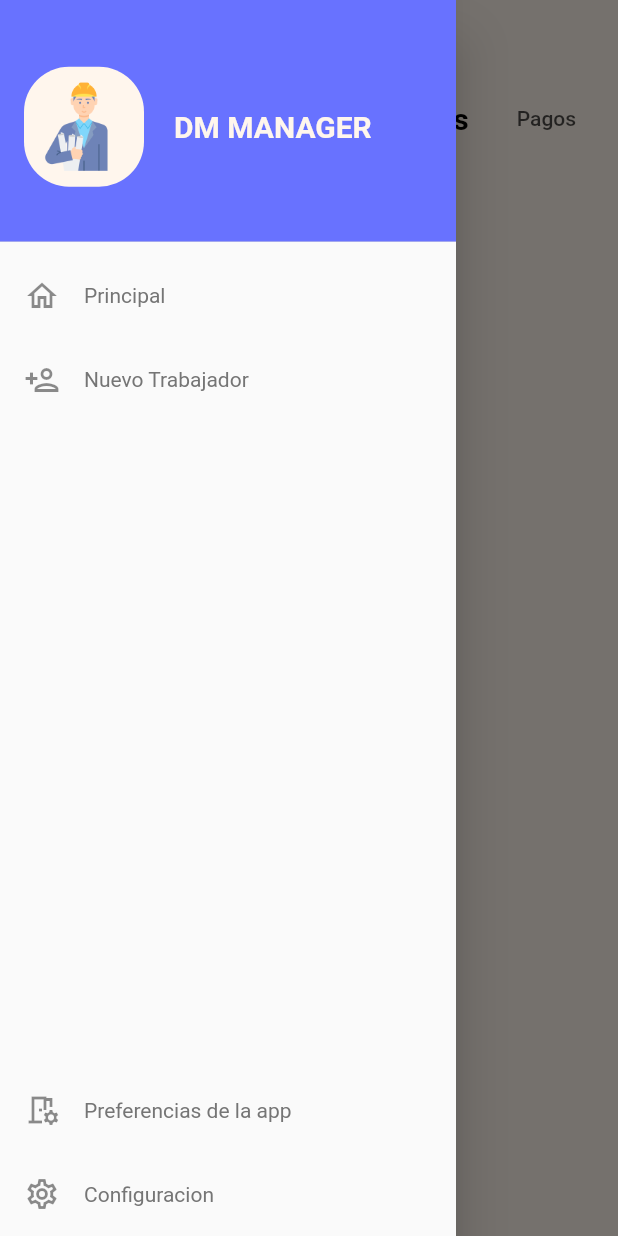
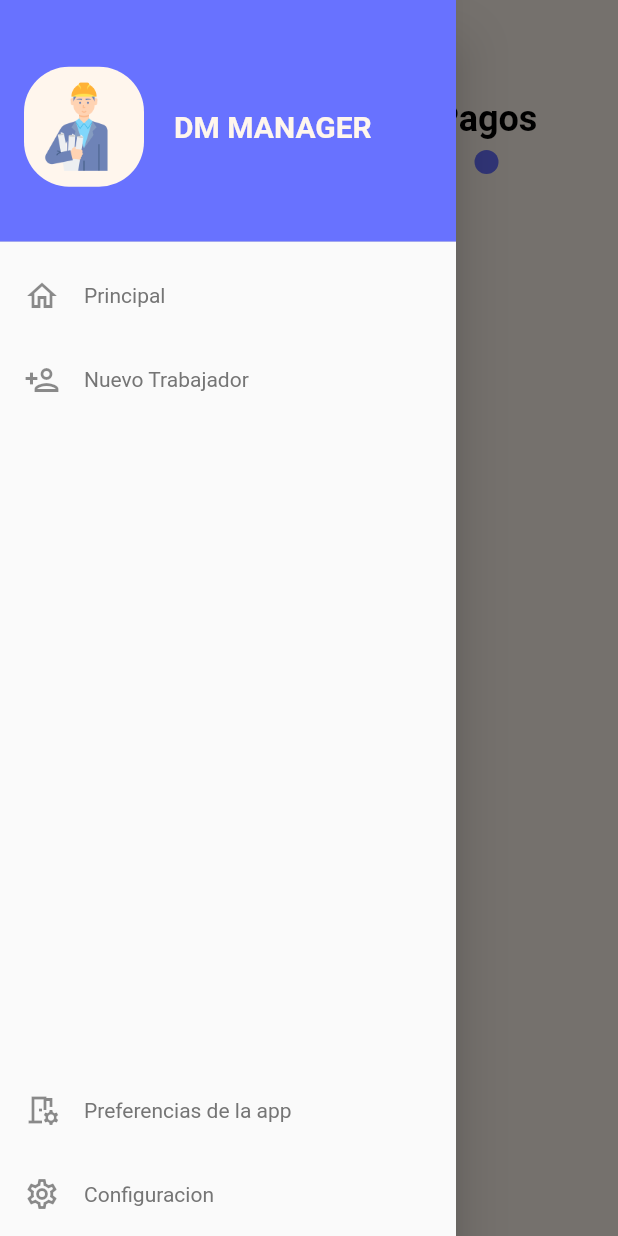
Before and after one commit to jose15dev/cotization_dm, a Flutter app: the InitialRootPage screen opened directly, tab 3 chosen, with the side drawer open, on a phone screen of 412 x 824 dp. Run offline on Flutter 3.47's test engine with Material 2 defaults, Android fonts, the phone set to English and light mode, and no system bars; our stand-ins replace bloc, contacts_service, currency_text_input_formatter, equatable, flutter_bloc, flutter_slidable and 10 more; missing offline and left inert: syncfusion_flutter_pdf; accounts and stored records are empty; project files that could hold a hidden picture were left out.

Commit message:
Descartar inicio

```diff
--- a/lib/ui/pages/initial_page/initial_root_page.dart
+++ b/lib/ui/pages/initial_page/initial_root_page.dart
@@ -11,14 +11,6 @@
 }
 
 final initialPages = [
-  CustomStackPage(
-    "Inicio",
-    Container(
-      child: Center(
-        child: Text("Home"),
-      ),
-    ),
-  ),
   CustomStackPage(
     "Empleados",
     const FetchEmployeeList(),
@@ -73,11 +65,12 @@
           isScrollable: true,
           indicator: DotIndicator(),
           labelStyle: const TextStyle(
-            fontSize: 20,
+            fontSize: 24,
             fontWeight: FontWeight.bold,
           ),
           unselectedLabelStyle: const TextStyle(
-            fontSize: 14,
+            fontSize: 16,
+            color: Colors.grey,
           ),
           tabs: initialPages
               .map(
```
